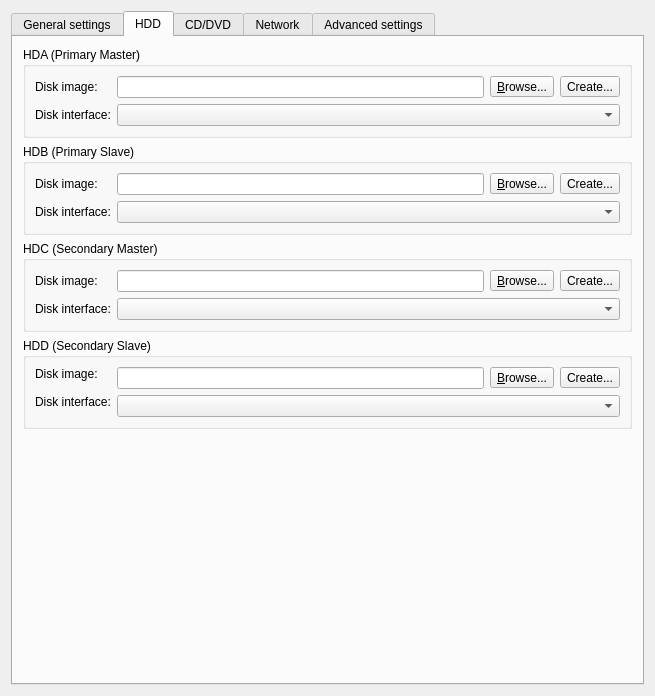
Above: gns3/modules/qemu/ui/qemu_vm_configuration_page.ui from GNS3/gns3-gui before the change. Below: the same form after it.
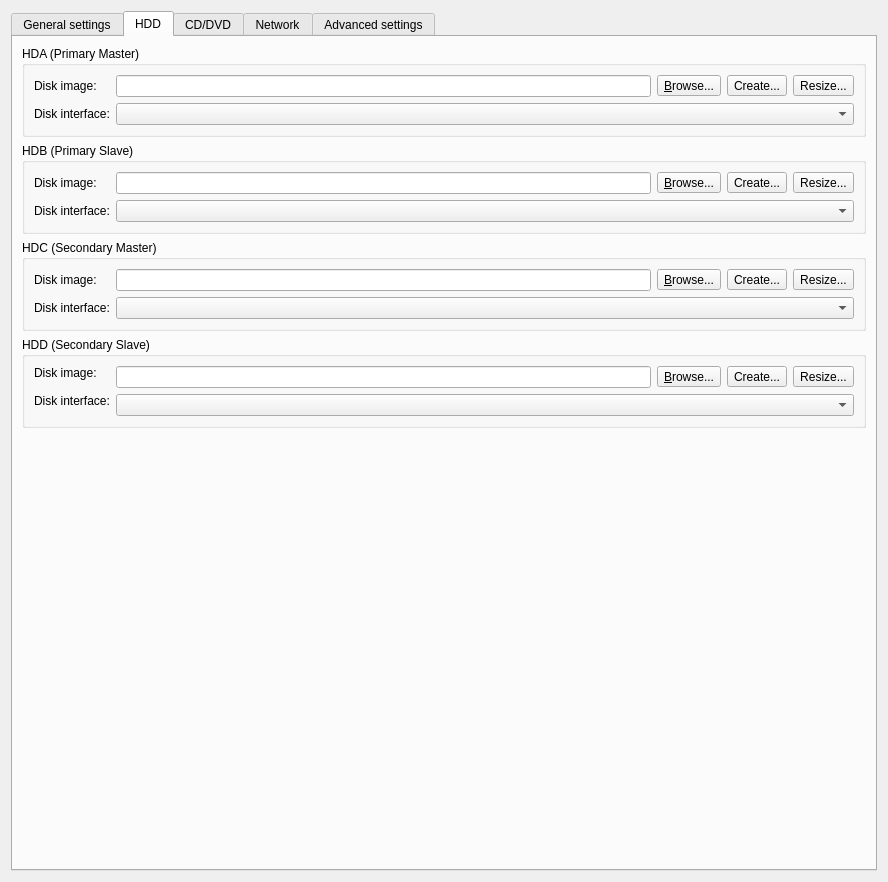
That is the form after the change. The open tabs and pages were chosen to show the change.

Commit message: Allow to resize a Qemu VM disk (extend only). Ref #2382.

Diff of the .ui file:
```diff
--- a/gns3/modules/qemu/ui/qemu_vm_configuration_page.ui
+++ b/gns3/modules/qemu/ui/qemu_vm_configuration_page.ui
@@ -6,8 +6,8 @@
    <rect>
     <x>0</x>
     <y>0</y>
-    <width>655</width>
-    <height>696</height>
+    <width>888</width>
+    <height>882</height>
    </rect>
   </property>
   <property name="windowTitle">
@@ -200,11 +200,8 @@
       <attribute name="title">
        <string>HDD</string>
       </attribute>
-      <layout class="QVBoxLayout" name="verticalLayout_3">
-       <property name="margin">
-        <number>10</number>
-       </property>
-       <item>
+      <layout class="QGridLayout" name="gridLayout_11">
+       <item row="0" column="0">
         <widget class="QGroupBox" name="uiHdaGroupBox">
          <property name="title">
           <string>HDA (Primary Master)</string>
@@ -239,6 +236,13 @@
               </property>
              </widget>
             </item>
+            <item>
+             <widget class="QToolButton" name="uiHdaDiskImageResizeToolButton">
+              <property name="text">
+               <string>Resize...</string>
+              </property>
+             </widget>
+            </item>
            </layout>
           </item>
           <item row="1" column="0">
@@ -254,7 +258,7 @@
          </layout>
         </widget>
        </item>
-       <item>
+       <item row="1" column="0">
         <widget class="QGroupBox" name="uiHdbgroupBox">
          <property name="title">
           <string>HDB (Primary Slave)</string>
@@ -289,6 +293,13 @@
               </property>
              </widget>
             </item>
+            <item>
+             <widget class="QToolButton" name="uiHdbDiskImageResizeToolButton">
+              <property name="text">
+               <string>Resize...</string>
+              </property>
+             </widget>
+            </item>
            </layout>
           </item>
           <item row="1" column="0">
@@ -304,7 +315,7 @@
          </layout>
         </widget>
        </item>
-       <item>
+       <item row="2" column="0">
         <widget class="QGroupBox" name="uiHdcGroupBox">
          <property name="title">
           <string>HDC (Secondary Master)</string>
@@ -339,6 +350,13 @@
               </property>
              </widget>
             </item>
+            <item>
+             <widget class="QToolButton" name="uiHdcDiskImageResizeToolButton">
+              <property name="text">
+               <string>Resize...</string>
+              </property>
+             </widget>
+            </item>
            </layout>
           </item>
           <item row="1" column="0">
@@ -354,7 +372,7 @@
          </layout>
         </widget>
        </item>
-       <item>
+       <item row="3" column="0">
         <widget class="QGroupBox" name="uiHddGroupBox">
          <property name="title">
           <string>HDD (Secondary Slave)</string>
@@ -389,6 +407,13 @@
               </property>
              </widget>
             </item>
+            <item>
+             <widget class="QToolButton" name="uiHddDiskImageResizeToolButton">
+              <property name="text">
+               <string>Resize...</string>
+              </property>
+             </widget>
+            </item>
            </layout>
           </item>
           <item row="1" column="0" rowspan="2">
@@ -404,7 +429,7 @@
          </layout>
         </widget>
        </item>
-       <item>
+       <item row="4" column="0">
         <spacer name="spacer_3">
          <property name="orientation">
           <enum>Qt::Vertical</enum>
```
The commit also changes 5 other files.
